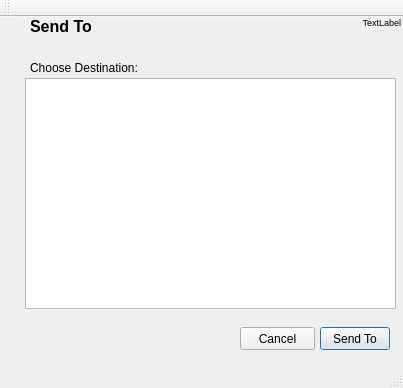
Old version of the form src/sendto/sendtomainwindow.ui in the repository VaultDrop/client.
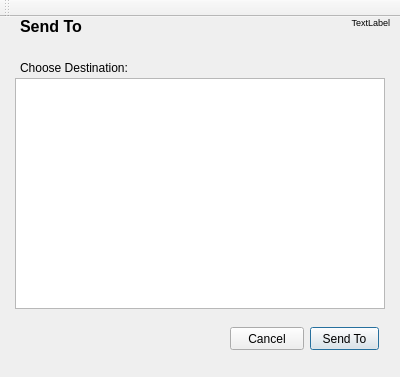
New version of the form.

Patch:
```diff
--- a/src/sendto/sendtomainwindow.ui
+++ b/src/sendto/sendtomainwindow.ui
@@ -6,10 +6,22 @@
    <rect>
     <x>0</x>
     <y>0</y>
-    <width>403</width>
-    <height>388</height>
+    <width>400</width>
+    <height>377</height>
    </rect>
   </property>
+  <property name="minimumSize">
+   <size>
+    <width>400</width>
+    <height>377</height>
+   </size>
+  </property>
+  <property name="maximumSize">
+   <size>
+    <width>400</width>
+    <height>377</height>
+   </size>
+  </property>
   <property name="windowTitle">
    <string>SendToMainWindow</string>
   </property>
@@ -17,9 +29,9 @@
    <widget class="QLabel" name="sendToLabel">
     <property name="geometry">
      <rect>
-      <x>30</x>
+      <x>20</x>
       <y>41</y>
-      <width>161</width>
+      <width>160</width>
       <height>20</height>
      </rect>
     </property>
@@ -30,9 +42,9 @@
    <widget class="QPushButton" name="pushButtonSendTo">
     <property name="geometry">
      <rect>
-      <x>320</x>
+      <x>310</x>
       <y>310</y>
-      <width>70</width>
+      <width>69</width>
       <height>23</height>
      </rect>
     </property>
@@ -46,9 +58,9 @@
    <widget class="QPushButton" name="pushButtonCancel">
     <property name="geometry">
      <rect>
-      <x>240</x>
+      <x>230</x>
       <y>310</y>
-      <width>75</width>
+      <width>74</width>
       <height>23</height>
      </rect>
     </property>
@@ -59,9 +71,9 @@
    <widget class="QTreeView" name="folderTree">
     <property name="geometry">
      <rect>
-      <x>25</x>
+      <x>15</x>
       <y>61</y>
-      <width>371</width>
+      <width>370</width>
       <height>231</height>
      </rect>
     </property>
@@ -69,9 +81,9 @@
    <widget class="QLabel" name="label">
     <property name="geometry">
      <rect>
-      <x>30</x>
+      <x>20</x>
       <y>0</y>
-      <width>121</width>
+      <width>120</width>
       <height>31</height>
      </rect>
     </property>
@@ -92,9 +104,9 @@
    <widget class="QLabel" name="itemLabel">
     <property name="geometry">
      <rect>
-      <x>120</x>
+      <x>110</x>
       <y>0</y>
-      <width>281</width>
+      <width>280</width>
       <height>51</height>
      </rect>
     </property>
@@ -141,11 +153,6 @@
     <bool>false</bool>
    </attribute>
   </widget>
-  <widget class="QStatusBar" name="statusBar">
-   <property name="enabled">
-    <bool>false</bool>
-   </property>
-  </widget>
  </widget>
  <layoutdefault spacing="6" margin="11"/>
  <resources/>
```
Left out of the diff: 2 changed lines with no effect on the pictures.
